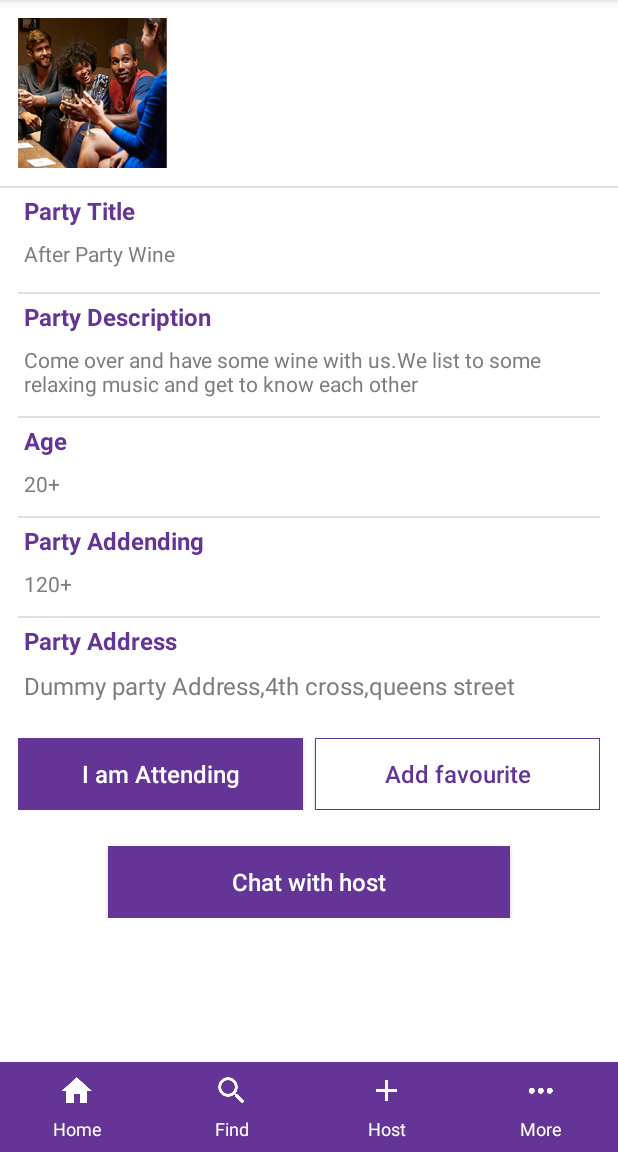
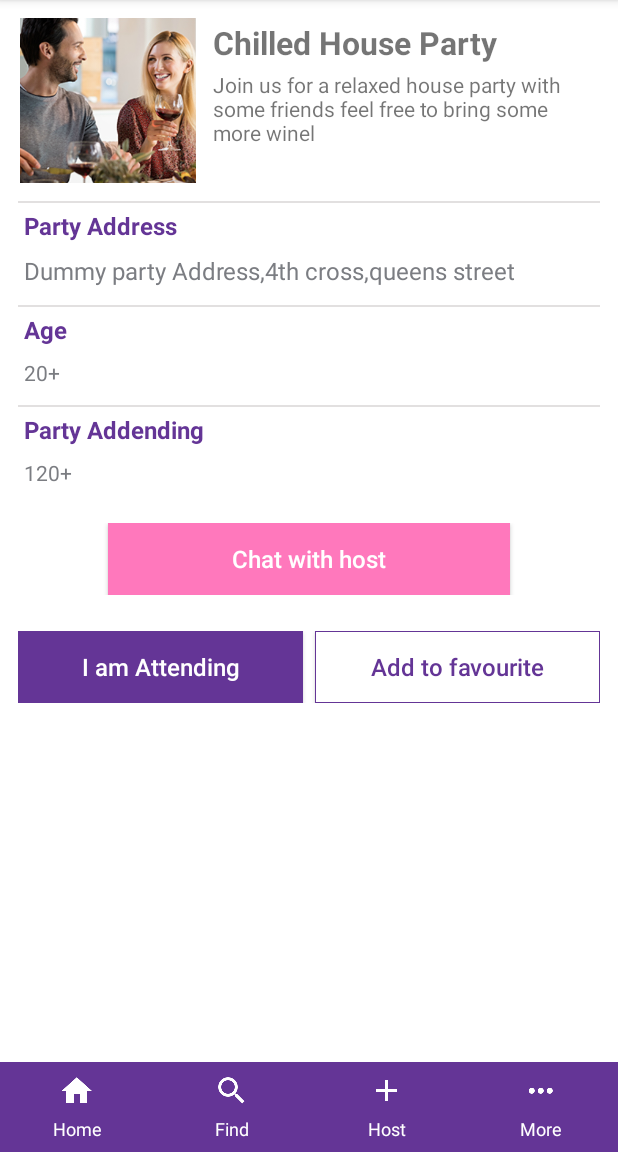
Before and after one commit to Vibeosys/AftersAppAndroid, an Android app: the fragment PartyDetailsFragment placed in its activity, on a phone screen of 412 x 824 dp, the part 84-1236 px from its top. Run offline under Robolectric (Android 15) with nearby library versions, the phone set to English and light mode, and no system bars.

```diff
--- a/AftersApp/app/src/main/java/com/aftersapp/fragments/HostPartyFragment.java
+++ b/AftersApp/app/src/main/java/com/aftersapp/fragments/HostPartyFragment.java
@@ -39,7 +39,6 @@ public class HostPartyFragment extends BaseFragment implements AdapterView.OnIte
     private String mParam2;
 
     private Spinner mSpinner;
-
     private TextView mGoogleMapTextView;
      MapView mMapView;
     GoogleMap mGoogleMap;
--- a/AftersApp/app/src/main/res/layout/fragment_party_details.xml
+++ b/AftersApp/app/src/main/res/layout/fragment_party_details.xml
@@ -15,63 +15,57 @@
             android:layout_height="wrap_content"
             android:orientation="vertical">
 
-            <LinearLayout
+            <LinearLayout xmlns:android="http://schemas.android.com/apk/res/android"
                 android:layout_width="match_parent"
-                android:layout_height="wrap_content"
-                android:layout_margin="12dp"
-                android:orientation="horizontal">
-
-                <ImageView
-                    android:id="@+id/viewPartyDetailsImage"
-                    android:layout_width="100dp"
-                    android:layout_height="100dp"
-                    android:scaleType="fitXY"
-                    android:src="@drawable/demo_image" />
-
-            </LinearLayout>
-
-            <View
-                android:layout_width="fill_parent"
-                android:layout_height="1dp"
-                android:background="#e2e0e0" />
+                android:layout_height="match_parent"
+                android:layout_margin="8dp"
+                android:orientation="vertical">
 
                 <LinearLayout
                     android:layout_width="match_parent"
                     android:layout_height="wrap_content"
-                android:layout_marginBottom="12dp"
-                android:layout_marginStart="12dp"
-                android:layout_marginEnd="12dp"
+                    android:orientation="horizontal">
+
+                    <ImageView
+                        android:id="@+id/imgPartyImage"
+                        android:layout_width="120dp"
+                        android:layout_height="110dp"
+                        android:layout_margin="4dp"
+                        android:src="@drawable/party1" />
+
+                    <LinearLayout
+                        android:layout_width="match_parent"
+                        android:layout_height="wrap_content"
+                        android:layout_margin="4dp"
                         android:orientation="vertical">
 
                         <com.aftersapp.views.RobotoBoldTextView
-                    android:id="@+id/viewPartyTitleTextView"
+                            android:id="@+id/txtPartyName"
                             android:layout_width="wrap_content"
                             android:layout_height="wrap_content"
-                    android:padding="4dp"
-                    android:text="Party Title"
-                    android:textColor="@color/colorPrimary"
-                    android:textSize="16sp" />
+                            android:padding="2dp"
+                            android:text="Chilled House Party"
+                            android:textSize="21sp" />
 
                         <com.aftersapp.views.RobotoTextView
-                    android:id="@+id/viewPartyTitle"
-                    android:layout_width="wrap_content"
+                            android:id="@+id/txtDesc"
+                            android:layout_width="match_parent"
                             android:layout_height="wrap_content"
-                    android:padding="4dp"
-                    android:text="After Party Wine"
-                    android:background="@android:color/transparent"
-                    android:singleLine="true"
-                    android:textColor="@color/secondaryText"
+                            android:ellipsize="end"
+                            android:maxEms="50"
+                            android:padding="2dp"
+                            android:text="Join us for a relaxed house party with some friends feel free to bring some more winel"
                             android:textSize="14sp" />
 
                     </LinearLayout>
-
+                </LinearLayout>
+            </LinearLayout>
             <View
                 android:layout_width="fill_parent"
                 android:layout_height="1dp"
                 android:layout_marginStart="12dp"
                 android:layout_marginEnd="12dp"
                 android:background="#e2e0e0" />
-
             <LinearLayout
                 android:layout_width="match_parent"
                 android:layout_height="wrap_content"
@@ -81,25 +75,24 @@
                 android:orientation="vertical">
 
                 <com.aftersapp.views.RobotoBoldTextView
-                    android:id="@+id/viewPartyDescTitleTextView"
+                    android:id="@+id/viewPartyAddressTitleTextView"
                     android:layout_width="wrap_content"
                     android:layout_height="wrap_content"
                     android:padding="4dp"
-                    android:text="Party Description"
+                    android:text="Party Address"
                     android:textColor="@color/colorPrimary"
                     android:textSize="16sp" />
 
-                <com.aftersapp.views.RobotoTextView
-                    android:id="@+id/viewPartyDescription"
+                <TextView
+                    android:id="@+id/viewPartyAddressTextView"
                     android:layout_width="wrap_content"
                     android:layout_height="wrap_content"
                     android:padding="4dp"
+                    android:text="Dummy party Address,4th cross,queens street"
+                    android:textColor="@color/secondaryText"
                     android:background="@android:color/transparent"
-                    android:text="Come over and have some wine with us.We list to some relaxing music and get to know each other "
-                    android:textColor="@color/secondaryText"
-                    android:textSize="14sp"
-                    />
-
+                    android:textSize="16sp"
+                    android:digits="1234567890+"/>
             </LinearLayout>
 
             <View
@@ -177,41 +170,28 @@
                     android:layout_height="wrap_content" />-->
 
             </LinearLayout>
-            <View
-                android:layout_width="fill_parent"
-                android:layout_height="1dp"
-                android:layout_marginStart="12dp"
-                android:layout_marginEnd="12dp"
-                android:background="#e2e0e0" />
+
             <LinearLayout
                 android:layout_width="match_parent"
                 android:layout_height="wrap_content"
-                android:layout_marginBottom="8dp"
-                android:layout_marginStart="12dp"
-                android:layout_marginEnd="12dp"
-                android:orientation="vertical">
-
-                <com.aftersapp.views.RobotoBoldTextView
-                    android:id="@+id/viewPartyAddressTitleTextView"
-                    android:layout_width="wrap_content"
+                android:layout_margin="12dp"
+                android:orientation="horizontal"
+                android:layout_gravity="center">
+                <Button
+                    android:id="@+id/chatHost"
+                    android:layout_width="match_parent"
                     android:layout_height="wrap_content"
+                    android:layout_marginEnd="60dp"
+                    android:layout_marginStart="60dp"
+                    android:layout_weight="1"
+                    android:background="#FF78BC"
                     android:padding="4dp"
-                    android:text="Party Address"
-                    android:textColor="@color/colorPrimary"
+                    android:text="Chat with host"
+                    android:textAllCaps="false"
+                    android:textColor="@android:color/white"
                     android:textSize="16sp" />
 
-                <TextView
-                    android:id="@+id/viewPartyAddressTextView"
-                    android:layout_width="wrap_content"
-                    android:layout_height="wrap_content"
-                    android:padding="4dp"
-                    android:text="Dummy party Address,4th cross,queens street"
-                    android:textColor="@color/secondaryText"
-                    android:background="@android:color/transparent"
-                    android:textSize="16sp"
-                    android:digits="1234567890+"/>
             </LinearLayout>
-
             <LinearLayout
                 android:layout_width="match_parent"
                 android:layout_height="wrap_content"
@@ -240,32 +220,12 @@
                     android:layout_weight="1"
                     android:background="@drawable/cancel_btn_border"
                     android:padding="4dp"
-                    android:text="Add favourite"
+                    android:text="Add to favourite"
                     android:textAllCaps="false"
                     android:textColor="@color/colorPrimary"
                     android:textSize="16sp" />
             </LinearLayout>
-            <LinearLayout
-                android:layout_width="match_parent"
-                android:layout_height="wrap_content"
-                android:layout_margin="12dp"
-                android:orientation="horizontal"
-                android:layout_gravity="center">
-                <Button
-                    android:id="@+id/chatHost"
-                    android:layout_width="match_parent"
-                    android:layout_height="wrap_content"
-                    android:layout_marginEnd="60dp"
-                    android:layout_marginStart="60dp"
-                    android:layout_weight="1"
-                    android:background="@color/colorPrimary"
-                    android:padding="4dp"
-                    android:text="Chat with host"
-                    android:textAllCaps="false"
-                    android:textColor="@android:color/white"
-                    android:textSize="16sp" />
 
-            </LinearLayout>
         </LinearLayout>
     </ScrollView>
 </FrameLayout>
```
Also changed, not shown: AftersApp/app/src/main/java/com/aftersapp/MainActivity.java (+6 -2 lines), AftersApp/app/src/main/java/com/aftersapp/fragments/ViewProfileFragment.java (added, +72 -0 lines), AftersApp/app/src/main/res/layout/fragment_view_profile.xml (added, +228 -0 lines). Lines whose indentation alone changed are shown as unchanged.
